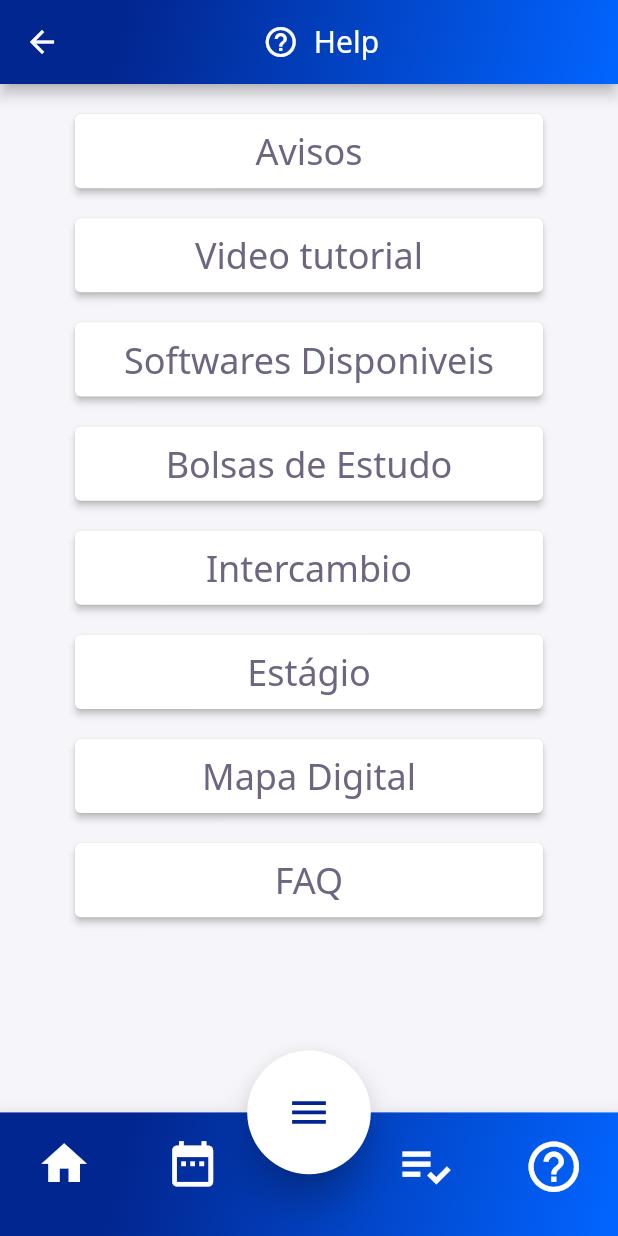
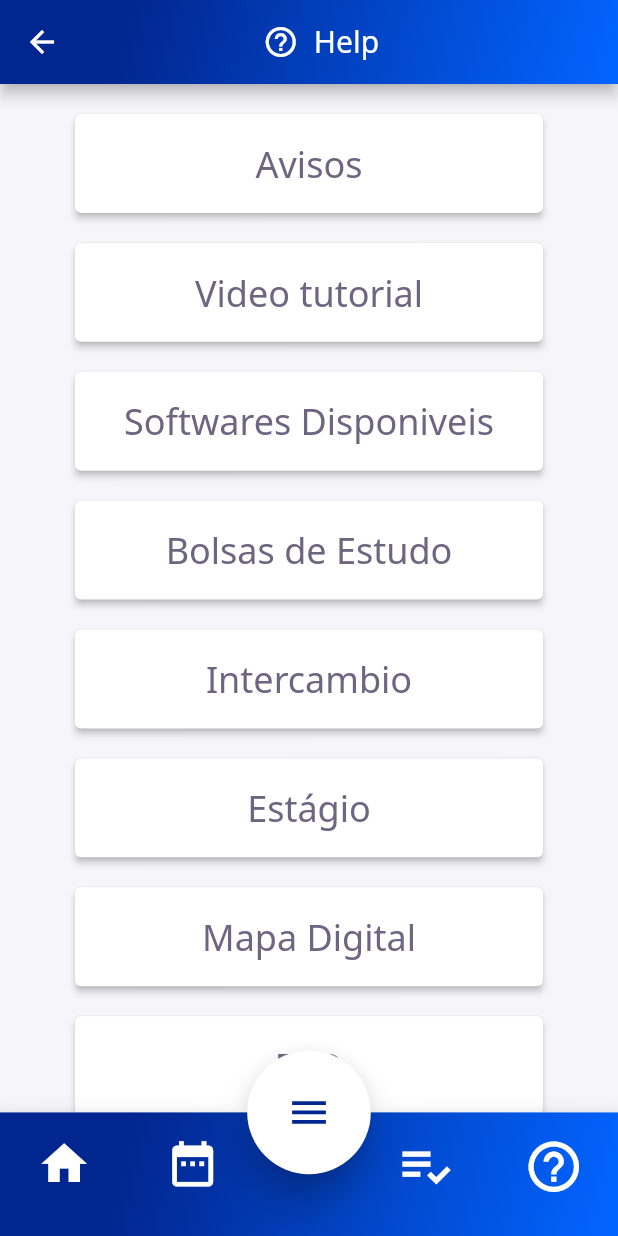
Before and after one commit to Maua-Dev/System_Maua_Front, a Flutter app: the screen it shows after launch, on a phone screen of 412 x 824 dp. Run offline on Flutter 3.47's test engine with Material 2 defaults, Android fonts, the phone set to English and light mode, and no system bars; our stand-ins replace flutter_mobx, flutter_modular, google_fonts, mobx; generated files the repository leaves out were written again.

Commit message:
Update help_card.dart

```diff
--- a/lib/app/modules/help-aluno/widgets/help_card.dart
+++ b/lib/app/modules/help-aluno/widgets/help_card.dart
@@ -15,7 +15,7 @@ class HelpCard extends StatelessWidget {
     return Center(
       child: Container(
         width: MediaQuery.of(context).size.width * 0.8,
-        height: MediaQuery.of(context).size.height * 0.06,
+        height: MediaQuery.of(context).size.height * 0.08,
         margin: const EdgeInsets.only(left: 50, right: 50, top: 20),
         child: ElevatedButton(
           onPressed: onPressed,
```
